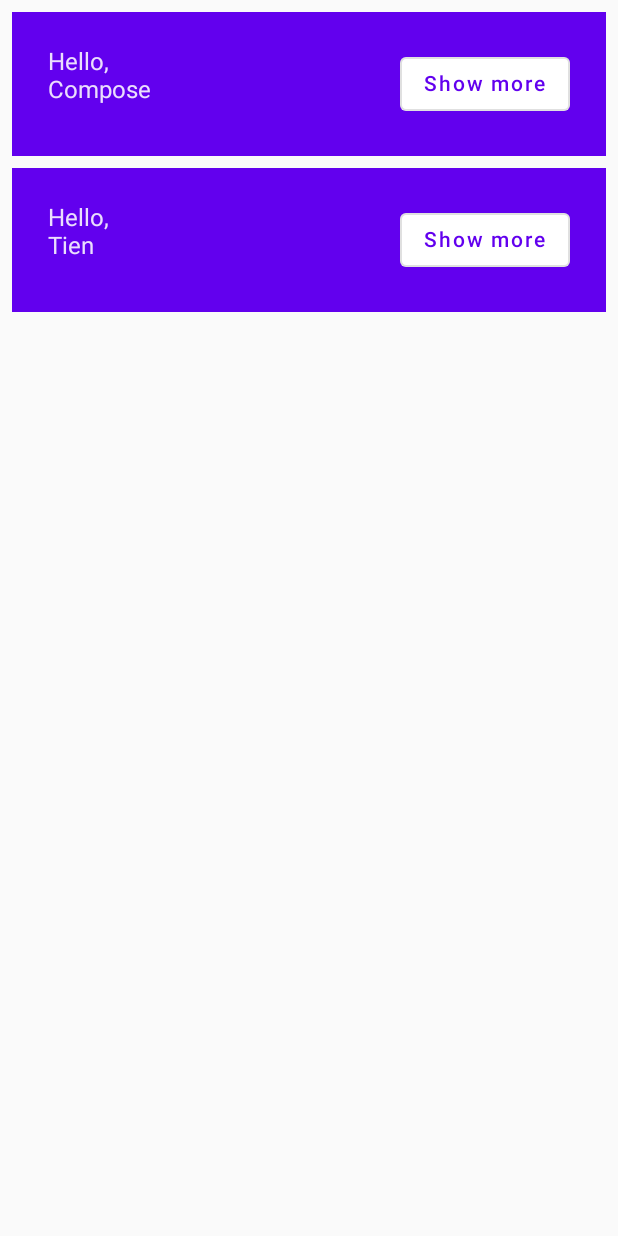
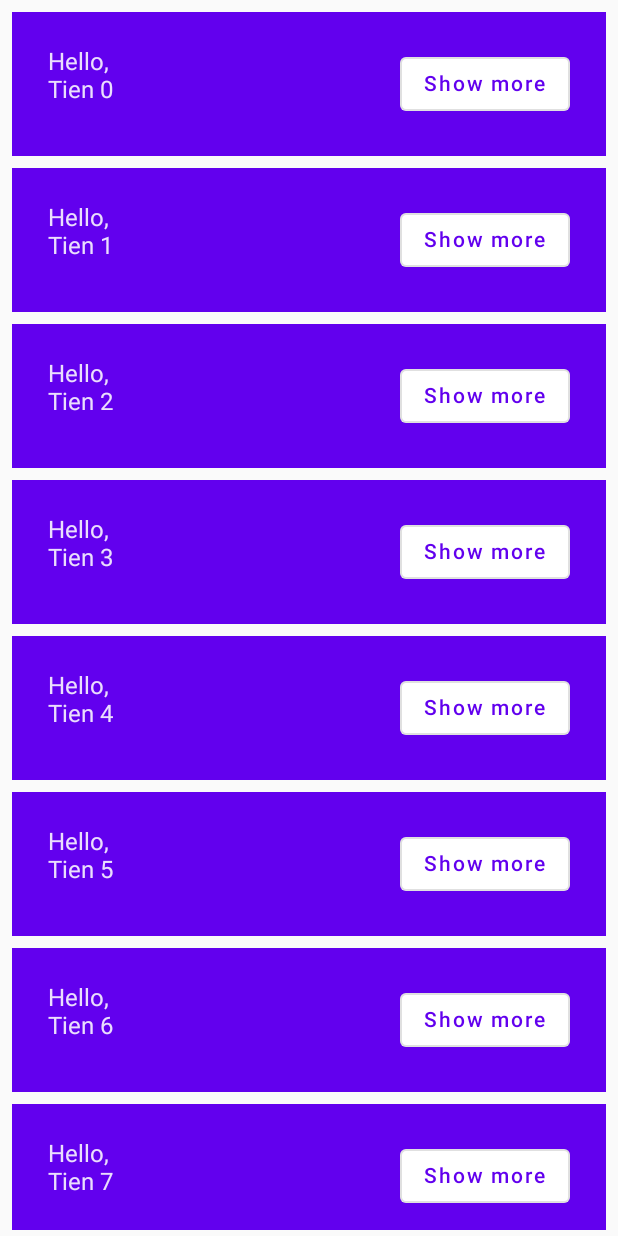
Before and after one commit to TienDao520/Android_codelabs, an Android app built with Jetpack Compose: the screen it shows after launch (MainActivity), after a tap on "Continue", on a phone screen of 412 x 824 dp. Run offline under Robolectric (Android 15) with nearby library versions, the phone set to English and light mode, and no system bars.

Commit message:
Task 9: Creating a performant lazy list

```diff
--- a/app/src/main/java/tdao/example/basicscodelab/MainActivity.kt
+++ b/app/src/main/java/tdao/example/basicscodelab/MainActivity.kt
@@ -4,6 +4,8 @@ import android.os.Bundle
 import androidx.activity.ComponentActivity
 import androidx.activity.compose.setContent
 import androidx.compose.foundation.layout.*
+import androidx.compose.foundation.lazy.LazyColumn
+import androidx.compose.foundation.lazy.items
 import androidx.compose.material.*
 import androidx.compose.runtime.*
 import androidx.compose.ui.Alignment
@@ -58,9 +60,9 @@ fun OnboardingScreen(onContinueClicked: () -> Unit) {
 
 
 @Composable
-private fun Greetings(names: List<String> = listOf("Compose", "Tien")) {
-    Column(modifier = Modifier.padding(vertical = 4.dp)) {
-        for (name in names) {
+private fun Greetings(names: List<String> = List(1000) { "Tien $it" } ) {
+    LazyColumn(modifier = Modifier.padding(vertical = 4.dp)) {
+        items(items = names) { name ->
             Greeting(name = name)
         }
     }
```
